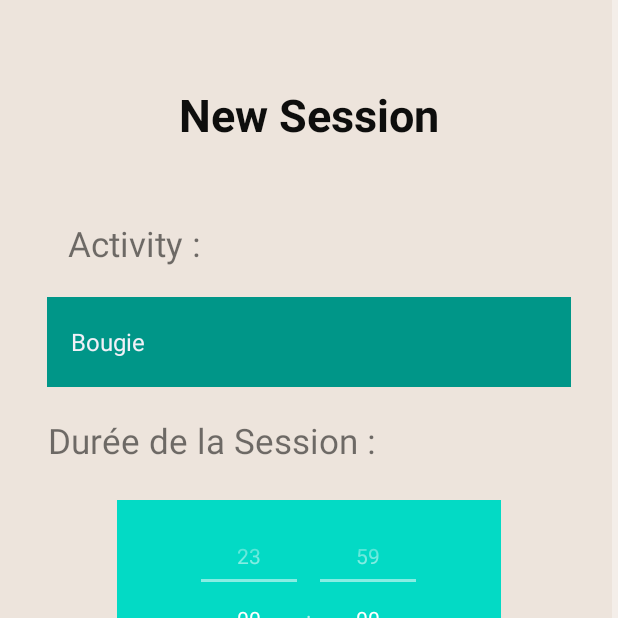
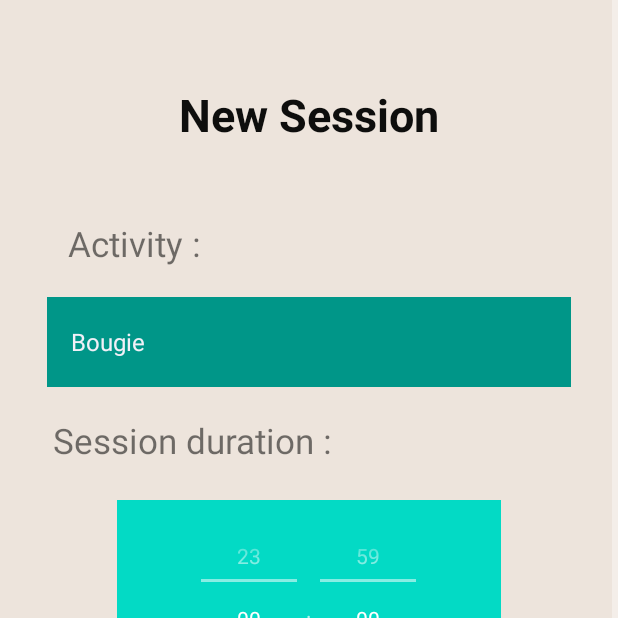
Before and after one commit to kebciSofiane/HobbyZooApp, an Android app: the NewSession screen opened directly, with no data from a screen before it, on a phone screen of 412 x 824 dp, the top half of it. Run offline under Robolectric (Android 15) with nearby library versions, the phone set to English and light mode, and no system bars.

Commit message:
organisation string

```diff
--- a/app/src/main/java/com/example/hobbyzooapp/HomeActivity.java
+++ b/app/src/main/java/com/example/hobbyzooapp/HomeActivity.java
@@ -76,7 +76,7 @@ public class HomeActivity extends AppCompatActivity {
         ArrayList<Integer> imageList = new ArrayList<>();
         imageList.add(R.drawable.lion);
         imageList.add(R.drawable.koa);
-        imageList.add(R.drawable.singe);
+        //imageList.add(R.drawable.singe);
         imageList.add(R.drawable.cat);
         imageList.add(R.drawable.chick);
         imageList.add(R.drawable.beaver);
--- a/app/src/main/java/com/example/hobbyzooapp/Sessions/EndSession.java
+++ b/app/src/main/java/com/example/hobbyzooapp/Sessions/EndSession.java
@@ -61,7 +61,7 @@ public class EndSession extends AppCompatActivity {
         super.onCreate(savedInstanceState);
         setContentView(R.layout.activity_end_session);
         petPic = findViewById(R.id.petPicture);
-        petPic.setImageResource(koa);
+        petPic.setImageResource(R.drawable.koa);
         takeApic=findViewById(R.id.takeAPic);
         takenImage =findViewById(R.id.takenImage);
         commentField =findViewById(R.id.commentText);
@@ -181,7 +181,7 @@ public class EndSession extends AppCompatActivity {
         Bitmap image = BitmapFactory.decodeFile(photoPath);
         takenImage.setImageBitmap(image);
         takenImage.setVisibility(View.VISIBLE);
-        petPic.setImageResource(R.pet.koa);
+        petPic.setImageResource(R.drawable.koa);
     }
 
     @Override
--- a/app/src/main/res/layout/activity_list_animals.xml
+++ b/app/src/main/res/layout/activity_list_animals.xml
@@ -13,7 +13,7 @@
         android:layout_marginTop="30dp"
         app:layout_constraintStart_toStartOf="parent"
         app:layout_constraintTop_toTopOf="parent"
-        app:srcCompat="@drawable/sheep" />
+        app:srcCompat="sheep" />
 
     <ImageView
         android:id="@+id/animal2"
--- a/app/src/main/res/layout/activity_new_activity.xml
+++ b/app/src/main/res/layout/activity_new_activity.xml
@@ -106,7 +106,7 @@
             android:layout_height="wrap_content"
             android:layout_marginTop="20dp"
             android:layout_marginBottom="16dp"
-            android:text="@string/valider"
+            android:text="@string/validate"
             app:backgroundTint="@color/valid"
             app:layout_constraintBottom_toBottomOf="parent"
             app:layout_constraintEnd_toEndOf="parent"
--- a/app/src/main/res/layout/activity_new_category.xml
+++ b/app/src/main/res/layout/activity_new_category.xml
@@ -65,7 +65,7 @@
         android:layout_width="wrap_content"
         android:layout_height="wrap_content"
         android:layout_marginBottom="16dp"
-        android:text="@string/valider"
+        android:text="@string/validate"
         app:backgroundTint="@color/valid"
         app:layout_constraintBottom_toBottomOf="parent"
         app:layout_constraintEnd_toEndOf="parent"
--- a/app/src/main/res/layout/activity_new_session.xml
+++ b/app/src/main/res/layout/activity_new_session.xml
@@ -47,7 +47,7 @@
             android:layout_width="wrap_content"
             android:layout_height="wrap_content"
             android:layout_marginTop="20dp"
-            android:text="@string/duration_session_"
+            android:text="@string/session_duration_"
             android:textSize="23sp"
             android:textColor="@color/sub_tilte"
             app:layout_constraintEnd_toEndOf="parent"
@@ -75,7 +75,7 @@
             android:layout_width="wrap_content"
             android:layout_height="wrap_content"
             android:layout_marginTop="20dp"
-            android:text="@string/valider"
+            android:text="@string/validate"
             app:backgroundTint="@color/valid"
             app:layout_constraintBottom_toBottomOf="parent"
             app:layout_constraintEnd_toEndOf="parent"
--- a/app/src/main/res/layout/activity_run_session.xml
+++ b/app/src/main/res/layout/activity_run_session.xml
@@ -18,7 +18,7 @@
             android:layout_height="wrap_content"
             android:layout_centerHorizontal="true"
             android:layout_marginTop="20sp"
-            android:text="@string/temps_restant_"
+            android:text="@string/time_left_"
             android:textColor="@color/black"
             android:textSize="20sp" />
 
--- a/app/src/main/res/values/strings.xml
+++ b/app/src/main/res/values/strings.xml
@@ -11,6 +11,7 @@
     <!-- A changer par un image button  -->
     <string name="add_new">+</string>
     <string name="back_back"><![CDATA[<<]]></string>
+    <string name="validate">Validate</string>
     <!-- A changer PEUT ETRE par un image button  -->
     <string name="back"><![CDATA[<-]]></string>
     <string name="forward"><![CDATA[->]]></string>
@@ -19,21 +20,24 @@
     <string name="new_category">New Category</string>
     <string name="category_name_">Category name :</string>
     <string name="category_color_">Category color :</string>
+
     <!-- New activity -->
     <string name="new_activity">New Activity</string>
     <string name="activity_name_">Activity name :</string>
     <string name="category_">Category :</string>
     <string name="pet_choice_">Choose a pet :</string>
+
     <!-- New session -->
     <string name="new_session">New Session</string>
     <string name="activity_">Activity :</string>
-    <string name="duration_session_">Durée de la Session :</string>
+    <string name="session_duration_">Session duration :</string>
     <string name="date_">Date :</string>
 
-    <!-- A changer par un image button  -->
-    <string name="valider">Valider</string>
+    <!-- My activities  -->
     <string name="my_next_sessions_">My next sessions :</string>
-    <string name="goal_">Goal:</string>
+    <string name="goal_">Goal :</string>
+
+    <!-- login register  -->
     <string name="forgot_password_">Forgot password? Recover</string>
     <string name="do_not_have_account_">Do not have account? Register</string>
     <string name="register">Register</string>
@@ -42,12 +46,20 @@
     <string name="password">Password</string>
     <string name="already_have_account_login">Already have account? Login</string>
     <string name="login">Login</string>
+
+    <!-- session  -->
     <string name="stop">Stop</string>
     <string name="resume">Resume</string>
     <string name="pause">Pause</string>
     <string name="add_time">Add time</string>
     <string name="next">Next</string>
-    <string name="temps_restant_">Temps restant :</string>
+    <string name="time_left_">Time left :</string>
+    <string name="rewrite">Rewrite</string>
+    <string name="session_comment_edit">Write your comment</string>
+    <string name="retake">Retake</string>
+    <string name="default_time_end_session">1h/2h</string>
+
+    <!-- calendar  -->
     <string name="default_calendar_date">Feb 2021</string>
     <string name="sun">SUN</string>
     <string name="mon">MON</string>
@@ -57,11 +69,10 @@
     <string name="fri">FRI</string>
     <string name="sat">SAT</string>
     <string name="today_sessions">Today Sessions</string>
+
+    <!-- common buttons  -->
     <string name="ok">Ok</string>
-    <string name="rewrite">Rewrite</string>
-    <string name="session_comment_edit">Un petit commentaire ?</string>
-    <string name="retake">Retake</string>
-    <string name="default_time_end_session">1h/2h</string>
+
     <string name="skip">Skip</string>
     <string name="Next">next</string>
 
```
